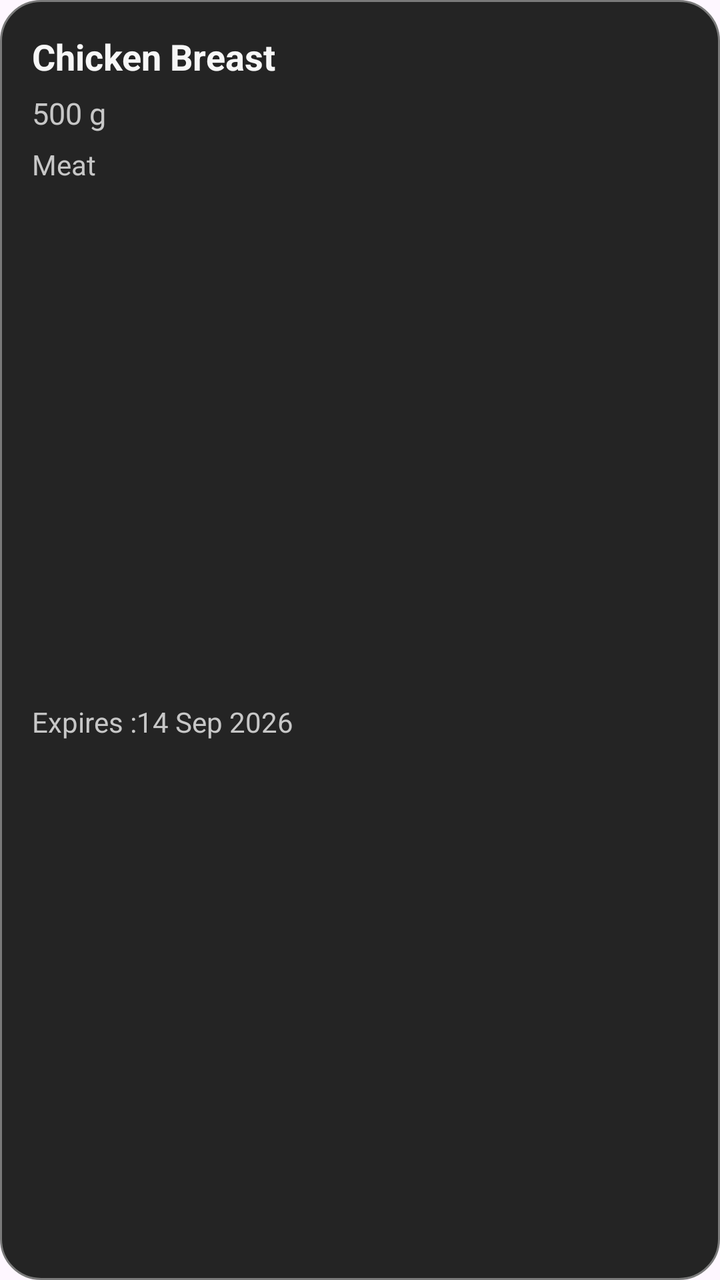
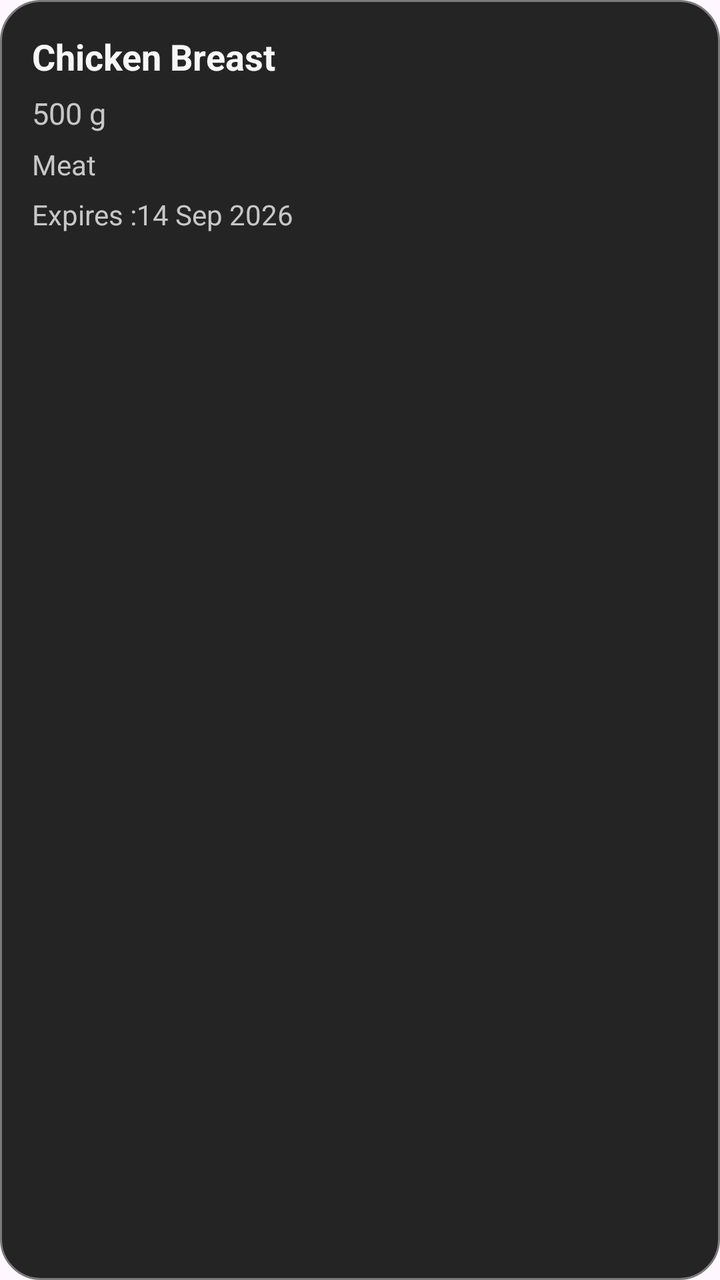

The first picture is an Android layout as it rendered before a commit; the second is the same layout after the commit. The layout source and the unified diff follow.
<!-- AndroidManifest.xml: application theme Theme.GotEmRecipes -->
<!-- res/layout/item_pantry.xml -->
<?xml version="1.0" encoding="utf-8"?>
<androidx.constraintlayout.widget.ConstraintLayout
    xmlns:android="http://schemas.android.com/apk/res/android"
    xmlns:app="http://schemas.android.com/apk/res-auto"
    android:layout_width="match_parent"
    android:layout_height="wrap_content"
    android:layout_marginBottom="12dp"
    android:padding="16dp"
    android:background="@drawable/home_card_background">

    <TextView
        android:id="@+id/textIngredientName"
        android:layout_width="0dp"
        android:layout_height="wrap_content"
        android:text="Chicken Breast"
        android:textSize="18sp"
        android:textStyle="bold"
        android:textColor="@color/gotem_white"
        app:layout_constraintStart_toStartOf="parent"
        app:layout_constraintTop_toTopOf="parent"
        app:layout_constraintEnd_toEndOf="parent" />

    <TextView
        android:id="@+id/textIngredientQuantity"
        android:layout_width="wrap_content"
        android:layout_height="wrap_content"
        android:text="500 g"
        android:textSize="15sp"
        android:textColor="@color/gotem_light_grey"
        android:layout_marginTop="6dp"
        app:layout_constraintStart_toStartOf="parent"
        app:layout_constraintTop_toBottomOf="@id/textIngredientName" />
    <TextView
        android:id="@+id/textIngredientCategory"
        android:layout_width="wrap_content"
        android:layout_height="wrap_content"
        android:text="Meat"
        android:textSize="14sp"
        android:textColor="@color/gotem_light_grey"
        android:layout_marginTop="6dp"
        app:layout_constraintStart_toStartOf="parent"
        app:layout_constraintTop_toBottomOf="@id/textIngredientQuantity" />
    <TextView
        android:id="@+id/textIngredientExpiry"
        android:layout_width="wrap_content"
        android:layout_height="wrap_content"
        android:text="Expires :14 Sep 2026"
        android:textSize="14sp"
        android:textColor="@color/gotem_light_grey"
        android:layout_marginTop="6dp"
        app:layout_constraintStart_toStartOf="parent"
        app:layout_constraintTop_toBottomOf="@id/textIngredientCategory"
        app:layout_constraintBottom_toBottomOf="parent" />
</androidx.constraintlayout.widget.ConstraintLayout>
<!-- resources referenced by this layout -->
<resources>
  <color name="gotem_light_grey">#C7C7C7</color>
  <color name="gotem_white">#F7F7F7</color>
  <!-- drawable home_card_background (drawable) -->
  <?xml version="1.0" encoding="utf-8"?>
  <shape xmlns:android="http://schemas.android.com/apk/res/android"
      android:shape="rectangle" >
      <solid android:color="@color/gotem_card" />
      <corners android:radius="20dp" />
      <stroke
          android:width="1dp"
          android:color="@color/gotem_mid_grey" />
  </shape>
  <style name="Theme.GotEmRecipes" parent="Base.Theme.GotEmRecipes" />
  <color name="gotem_card">#242424</color>
  <color name="gotem_mid_grey">#7A7A7A</color>
  <style name="Base.Theme.GotEmRecipes" parent="Theme.Material3.DayNight.NoActionBar">
          
          
      </style>
</resources>

<!-- the commit's change to res/layout/item_pantry.xml (unified diff, before → after) -->
@@ -50,5 +50,19 @@
         android:layout_marginTop="6dp"
         app:layout_constraintStart_toStartOf="parent"
         app:layout_constraintTop_toBottomOf="@id/textIngredientCategory"
+         />
+    <TextView
+        android:id="@+id/textExpiryWarning"
+        android:layout_width="wrap_content"
+        android:layout_height="wrap_content"
+        android:text="EXPIRING SOON"
+        android:textSize="13sp"
+        android:textStyle="bold"
+        android:textColor="@color/gotem_red"
+        android:layout_marginTop="4dp"
+        android:visibility="gone"
+        app:layout_constraintStart_toStartOf="parent"
+        app:layout_constraintTop_toBottomOf="@id/textIngredientExpiry"
         app:layout_constraintBottom_toBottomOf="parent" />
+
 </androidx.constraintlayout.widget.ConstraintLayout>
<!-- resource entries referenced after the edit -->
@@ -1,6 +1,7 @@
 <!-- resources referenced by this layout -->
 <resources>
   <color name="gotem_light_grey">#C7C7C7</color>
+  <color name="gotem_red">#E53935</color>
   <color name="gotem_white">#F7F7F7</color>
   <!-- drawable home_card_background (drawable) -->
   <?xml version="1.0" encoding="utf-8"?>
